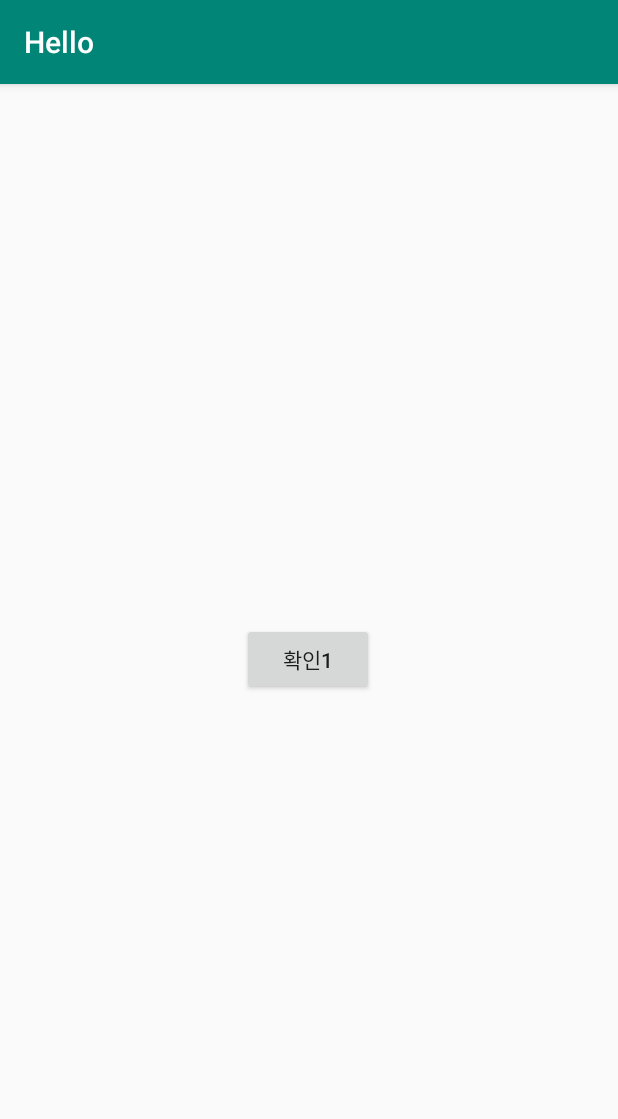
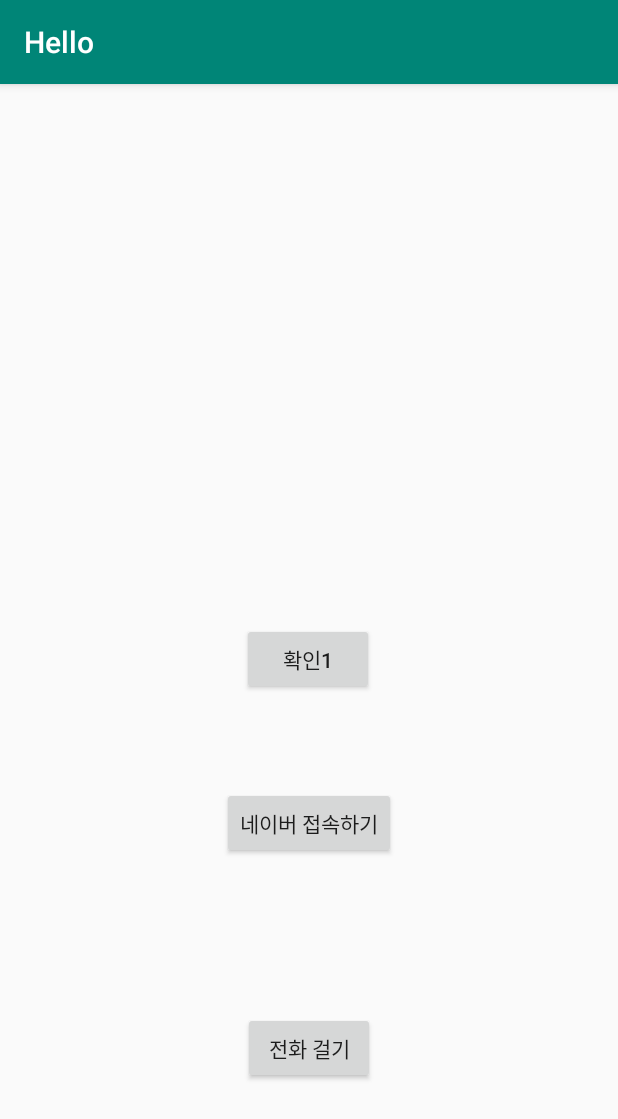
Before and after one commit to EricSeokgon/SampleAndroidHello, an Android app: the screen it shows after launch (MainActivity), on a phone screen of 412 x 824 dp. Shown: the top 1119 px of the screen. Run offline under Robolectric (Android 15) with nearby library versions, the phone set to English and light mode, and no system bars.

Commit message:
새버튼에 네이버 접속하기 기능과 전화걸기 기능 추가하기

```diff
--- a/app/src/main/java/com/eric/hello/MainActivity.java
+++ b/app/src/main/java/com/eric/hello/MainActivity.java
@@ -1,5 +1,7 @@
 package com.eric.hello;
 
+import android.content.Intent;
+import android.net.Uri;
 import android.os.Bundle;
 import android.support.v7.app.AppCompatActivity;
 import android.view.View;
@@ -16,4 +18,14 @@ public class MainActivity extends AppCompatActivity {
     public void onButton1Clicked(View v) {
         Toast.makeText(this, "확인1 버튼이 눌렸어요.", Toast.LENGTH_LONG).show();
     }
+
+    public void onButton2Clicked(View v) {
+        Intent myIntent = new Intent(Intent.ACTION_VIEW, Uri.parse("http://m.nave.com"));
+        startActivity(myIntent);
+    }
+
+    public void onButton3Clicked(View v) {
+        Intent myIntent = new Intent(Intent.ACTION_VIEW, Uri.parse("tel:010-1000-1000"));
+        startActivity(myIntent);
+    }
 }
--- a/app/src/main/res/layout/activity_main.xml
+++ b/app/src/main/res/layout/activity_main.xml
@@ -18,4 +18,30 @@
         app:layout_constraintStart_toStartOf="parent"
         app:layout_constraintTop_toTopOf="parent"
         app:layout_constraintVertical_bias="0.499" />
+
+    <Button
+        android:id="@+id/button2"
+        android:layout_width="wrap_content"
+        android:layout_height="wrap_content"
+        android:layout_marginTop="8dp"
+        android:onClick="onButton2Clicked"
+        android:text="네이버 접속하기"
+        app:layout_constraintBottom_toBottomOf="parent"
+        app:layout_constraintEnd_toEndOf="parent"
+        app:layout_constraintStart_toStartOf="parent"
+        app:layout_constraintTop_toBottomOf="@+id/button"
+        app:layout_constraintVertical_bias="0.174" />
+
+    <Button
+        android:id="@+id/button3"
+        android:layout_width="wrap_content"
+        android:layout_height="wrap_content"
+        android:layout_marginTop="8dp"
+        android:layout_marginBottom="8dp"
+        android:onClick="onButton3Clicked"
+        android:text="전화 걸기"
+        app:layout_constraintBottom_toBottomOf="parent"
+        app:layout_constraintEnd_toEndOf="parent"
+        app:layout_constraintStart_toStartOf="parent"
+        app:layout_constraintTop_toBottomOf="@+id/button2" />
 </android.support.constraint.ConstraintLayout>
```
